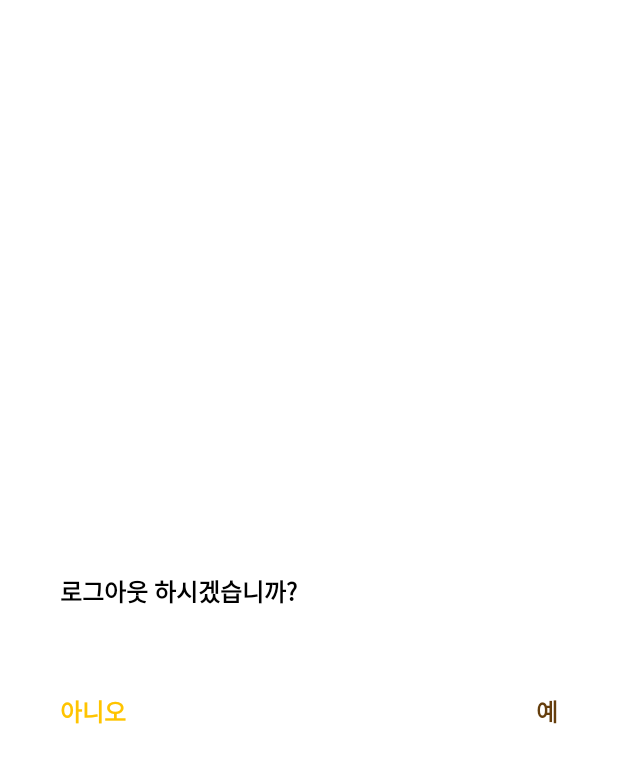
After one commit to imcodding/thank_diary_android, an Android app: the layout dialog_message.xml on its own in the app's theme, with its tools: preview values and no code run, on a phone screen of 412 x 824 dp. The commit adds this screen. Shown: the top 763 px of the screen. Run offline under Robolectric (Android 15) with nearby library versions, the phone set to English and light mode, and no system bars.

Commit message:
#43 로그아웃 기능 추가

```diff
--- a/thankDiary/app/src/main/java/com/mia/thankdiary/src/common/BaseActivity.java
+++ b/thankDiary/app/src/main/java/com/mia/thankdiary/src/common/BaseActivity.java
@@ -2,6 +2,8 @@ package com.mia.thankdiary.src.common;
 
 import android.content.Context;
 import android.graphics.drawable.ColorDrawable;
+import android.text.InputFilter;
+import android.text.Spanned;
 import android.util.Log;
 import android.view.View;
 import android.view.inputmethod.InputMethodManager;
@@ -9,6 +11,8 @@ import android.widget.Toast;
 
 import androidx.appcompat.app.AppCompatActivity;
 import androidx.viewbinding.ViewBinding;
+
+import java.util.regex.Pattern;
 
 public class BaseActivity<B extends ViewBinding> extends AppCompatActivity {
     protected B binding;
--- /dev/null
+++ b/thankDiary/app/src/main/res/layout/dialog_message.xml
@@ -0,0 +1,42 @@
+<?xml version="1.0" encoding="utf-8"?>
+<androidx.constraintlayout.widget.ConstraintLayout xmlns:android="http://schemas.android.com/apk/res/android"
+    xmlns:app="http://schemas.android.com/apk/res-auto"
+    android:layout_width="match_parent"
+    android:layout_height="match_parent">
+
+    <TextView
+        android:id="@+id/dialog_message_title"
+        style="@style/Text.ContentStyle"
+        android:layout_width="match_parent"
+        android:layout_height="@dimen/dialog_message_height"
+        android:paddingHorizontal="@dimen/dialog_message_padding_horizontal"
+        android:text="@string/user_setting_logout_message"
+        app:layout_constraintBottom_toBottomOf="parent"
+        app:layout_constraintTop_toTopOf="parent" />
+
+    <TextView
+        android:id="@+id/dialog_message_tv_no"
+        style="@style/Text.ContentStyle"
+        android:layout_width="wrap_content"
+        android:layout_height="wrap_content"
+        android:paddingVertical="@dimen/dialog_message_padding_vertical"
+        android:paddingHorizontal="@dimen/dialog_message_padding_horizontal"
+        android:text="@string/user_setting_logout_no"
+        android:textColor="@color/yellow"
+        app:layout_constraintStart_toStartOf="parent"
+        app:layout_constraintTop_toBottomOf="@+id/dialog_message_title" />
+
+    <TextView
+        android:id="@+id/dialog_message_tv_yes"
+        style="@style/Text.ContentStyle"
+        android:layout_width="wrap_content"
+        android:layout_height="wrap_content"
+        android:paddingVertical="@dimen/dialog_message_padding_vertical"
+        android:paddingHorizontal="@dimen/dialog_message_padding_horizontal"
+        android:text="@string/user_setting_logout_yes"
+        android:textColor="@color/brown_dark"
+        app:layout_constraintEnd_toEndOf="parent"
+        app:layout_constraintTop_toBottomOf="@+id/dialog_message_title" />
+
+
+</androidx.constraintlayout.widget.ConstraintLayout>
--- a/thankDiary/app/src/main/res/values/dimen.xml
+++ b/thankDiary/app/src/main/res/values/dimen.xml
@@ -28,4 +28,8 @@
     <!-- findPassword activity -->
     <dimen name="text_default_size">50dp</dimen>
 
+    <!-- userSetting fragment (dialog message) -->
+    <dimen name="dialog_message_height">60dp</dimen>
+    <dimen name="dialog_message_padding_vertical">20dp</dimen>
+    <dimen name="dialog_message_padding_horizontal">40dp</dimen>
 </resources>
--- a/thankDiary/app/src/main/res/values/strings.xml
+++ b/thankDiary/app/src/main/res/values/strings.xml
@@ -61,5 +61,7 @@
     <string name="user_setting_alarm">알림 설정</string>>
     <string name="user_setting_suggest">건의사항</string>
     <string name="user_setting_suggest_hint">건의사항이 있다면 입력해주세요.</string>
-
+    <string name="user_setting_logout_message">로그아웃 하시겠습니까?</string>
+    <string name="user_setting_logout_yes">예</string>
+    <string name="user_setting_logout_no">아니오</string>
 </resources>
```
Also changed, not shown: thankDiary/app/src/main/java/com/mia/thankdiary/src/common/MessageDialog.java (added, +38 -0 lines), thankDiary/app/src/main/java/com/mia/thankdiary/src/user/UserSettingFragment.java (+4 -20 lines).
